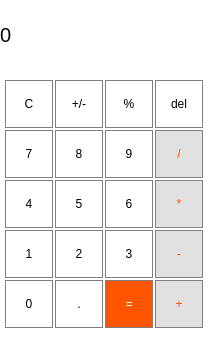
Qt form SummerWar/calculator/calculator.ui (MantiS33/studentcpp) before a commit.
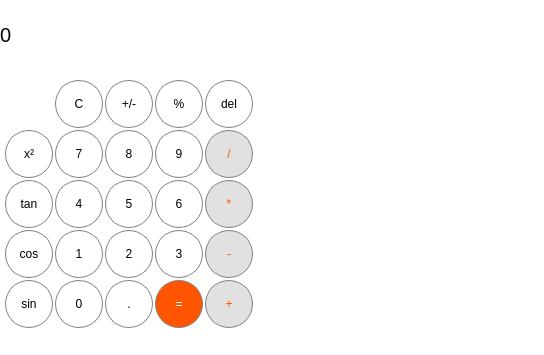
The same form after that commit.

```diff
--- a/SummerWar/calculator/calculator.ui
+++ b/SummerWar/calculator/calculator.ui
@@ -6,7 +6,7 @@
    <rect>
     <x>0</x>
     <y>0</y>
-    <width>208</width>
+    <width>544</width>
     <height>355</height>
    </rect>
   </property>
@@ -22,7 +22,7 @@
      <rect>
       <x>0</x>
       <y>0</y>
-      <width>195</width>
+      <width>250</width>
       <height>70</height>
      </rect>
     </property>
@@ -47,7 +47,7 @@
    <widget class="QPushButton" name="button_0">
     <property name="geometry">
      <rect>
-      <x>5</x>
+      <x>55</x>
       <y>280</y>
       <width>48</width>
       <height>48</height>
@@ -59,7 +59,7 @@
 background-color:white;
 color:black;
 border: 1px solid grey;
-
+border-radius: 24px;
 }
 
 QPushButton:pressed{
@@ -77,7 +77,7 @@
    <widget class="QPushButton" name="button_dot">
     <property name="geometry">
      <rect>
-      <x>55</x>
+      <x>105</x>
       <y>280</y>
       <width>48</width>
       <height>48</height>
@@ -89,6 +89,8 @@
 background-color:white;
 color:black;
 border: 1px solid grey;
+border-radius: 24px;
+
 
 }
 
@@ -106,7 +108,7 @@
    <widget class="QPushButton" name="button_plus">
     <property name="geometry">
      <rect>
-      <x>155</x>
+      <x>205</x>
       <y>280</y>
       <width>48</width>
       <height>48</height>
@@ -118,6 +120,7 @@
 background-color:rgb(225, 225, 225);
 border: 1px solid grey;
 color:rgb(255, 85, 0);
+border-radius: 24px;
 
 }
 
@@ -135,7 +138,7 @@
    <widget class="QPushButton" name="button_result">
     <property name="geometry">
      <rect>
-      <x>105</x>
+      <x>155</x>
       <y>280</y>
       <width>48</width>
       <height>48</height>
@@ -147,6 +150,7 @@
 background-color:rgb(255, 85, 0);
 border: 1px solid grey;
 color:white;
+border-radius: 24px;
 
 }
 
@@ -164,7 +168,7 @@
    <widget class="QPushButton" name="button_3">
     <property name="geometry">
      <rect>
-      <x>105</x>
+      <x>155</x>
       <y>230</y>
       <width>48</width>
       <height>48</height>
@@ -176,6 +180,7 @@
 background-color:white;
 color:black;
 border: 1px solid grey;
+border-radius: 24px;
 
 }
 
@@ -193,7 +198,7 @@
    <widget class="QPushButton" name="button_2">
     <property name="geometry">
      <rect>
-      <x>55</x>
+      <x>105</x>
       <y>230</y>
       <width>48</width>
       <height>48</height>
@@ -205,6 +210,7 @@
 background-color:white;
 color:black;
 border: 1px solid grey;
+border-radius: 24px;
 
 }
 
@@ -222,7 +228,7 @@
    <widget class="QPushButton" name="button_minus">
     <property name="geometry">
      <rect>
-      <x>155</x>
+      <x>205</x>
       <y>230</y>
       <width>48</width>
       <height>48</height>
@@ -234,6 +240,7 @@
 background-color:rgb(225, 225, 225);
 border: 1px solid grey;
 color:rgb(255, 85, 0);
+border-radius: 24px;
 
 }
 
@@ -251,7 +258,7 @@
    <widget class="QPushButton" name="button_1">
     <property name="geometry">
      <rect>
-      <x>5</x>
+      <x>55</x>
       <y>230</y>
       <width>48</width>
       <height>48</height>
@@ -263,7 +270,7 @@
 background-color:white;
 color:black;
 border: 1px solid grey;
-
+border-radius: 24px;
 }
 
 QPushButton:pressed{
@@ -280,7 +287,7 @@
    <widget class="QPushButton" name="button_6">
     <property name="geometry">
      <rect>
-      <x>105</x>
+      <x>155</x>
       <y>180</y>
       <width>48</width>
       <height>48</height>
@@ -292,6 +299,7 @@
 background-color:white;
 color:black;
 border: 1px solid grey;
+border-radius: 24px;
 
 }
 
@@ -309,7 +317,7 @@
    <widget class="QPushButton" name="button_5">
     <property name="geometry">
      <rect>
-      <x>55</x>
+      <x>105</x>
       <y>180</y>
       <width>48</width>
       <height>48</height>
@@ -321,6 +329,7 @@
 background-color:white;
 color:black;
 border: 1px solid grey;
+border-radius: 24px;
 
 }
 
@@ -338,7 +347,7 @@
    <widget class="QPushButton" name="button_mult">
     <property name="geometry">
      <rect>
-      <x>155</x>
+      <x>205</x>
       <y>180</y>
       <width>48</width>
       <height>48</height>
@@ -350,6 +359,7 @@
 background-color:rgb(225, 225, 225);
 border: 1px solid grey;
 color:rgb(255, 85, 0);
+border-radius: 24px;
 
 }
 
@@ -367,7 +377,7 @@
    <widget class="QPushButton" name="button_4">
     <property name="geometry">
      <rect>
-      <x>5</x>
+      <x>55</x>
       <y>180</y>
       <width>48</width>
       <height>48</height>
@@ -379,6 +389,7 @@
 background-color:white;
 color:black;
 border: 1px solid grey;
+border-radius: 24px;
 
 }
 
@@ -396,7 +407,7 @@
    <widget class="QPushButton" name="button_9">
     <property name="geometry">
      <rect>
-      <x>105</x>
+      <x>155</x>
       <y>130</y>
       <width>48</width>
       <height>48</height>
@@ -408,7 +419,7 @@
 background-color:white;
 color:black;
 border: 1px solid grey;
-
+border-radius: 24px;
 }
 
 QPushButton:pressed{
@@ -425,7 +436,7 @@
    <widget class="QPushButton" name="button_8">
     <property name="geometry">
      <rect>
-      <x>55</x>
+      <x>105</x>
       <y>130</y>
       <width>48</width>
       <height>48</height>
@@ -437,6 +448,7 @@
 background-color:white;
 color:black;
 border: 1px solid grey;
+border-radius: 24px;
 
 }
 
@@ -454,7 +466,7 @@
    <widget class="QPushButton" name="button_divide">
     <property name="geometry">
      <rect>
-      <x>155</x>
+      <x>205</x>
       <y>130</y>
       <width>48</width>
       <height>48</height>
@@ -466,7 +478,7 @@
 background-color:rgb(225, 225, 225);
 border: 1px solid grey;
 color:rgb(255, 85, 0);
-
+border-radius: 24px;
 }
 
 QPushButton:pressed{
@@ -483,7 +495,7 @@
    <widget class="QPushButton" name="button_7">
     <property name="geometry">
      <rect>
-      <x>5</x>
+      <x>55</x>
       <y>130</y>
       <width>48</width>
       <height>48</height>
@@ -495,6 +507,7 @@
 background-color:white;
 color:black;
 border: 1px solid grey;
+border-radius: 24px;
 
 }
 
@@ -512,7 +525,7 @@
    <widget class="QPushButton" name="button_percent">
     <property name="geometry">
      <rect>
-      <x>105</x>
+      <x>155</x>
       <y>80</y>
       <width>48</width>
       <height>48</height>
@@ -524,7 +537,7 @@
 background-color:white;
 color:black;
 border: 1px solid grey;
-
+border-radius: 24px;
 }
 
 QPushButton:pressed{
@@ -541,7 +554,7 @@
    <widget class="QPushButton" name="button_PlusMinus">
     <property name="geometry">
      <rect>
-      <x>55</x>
+      <x>105</x>
       <y>80</y>
       <width>48</width>
       <height>48</height>
@@ -553,7 +566,7 @@
 background-color:white;
 color:black;
 border: 1px solid grey;
-
+border-radius: 24px;
 }
 
 QPushButton:pressed{
@@ -570,7 +583,7 @@
    <widget class="QPushButton" name="button_del">
     <property name="geometry">
      <rect>
-      <x>155</x>
+      <x>205</x>
       <y>80</y>
       <width>48</width>
       <height>48</height>
@@ -582,7 +595,7 @@
 background-color:white;
 color:black;
 border: 1px solid grey;
-
+border-radius: 24px;
 }
 
 QPushButton:pressed{
@@ -599,7 +612,7 @@
    <widget class="QPushButton" name="button_clear">
     <property name="geometry">
      <rect>
-      <x>5</x>
+      <x>55</x>
       <y>80</y>
       <width>48</width>
       <height>48</height>
@@ -611,7 +624,7 @@
 background-color:white;
 color:black;
 border: 1px solid grey;
-
+border-radius: 24px;
 }
 
 QPushButton:pressed{
@@ -625,6 +638,125 @@
      <string>C</string>
     </property>
    </widget>
+   <widget class="QPushButton" name="button_tan">
+    <property name="geometry">
+     <rect>
+      <x>5</x>
+      <y>180</y>
+      <width>48</width>
+      <height>48</height>
+     </rect>
+    </property>
+    <property name="styleSheet">
+     <string notr="true">QPushButton{
+
+background-color:white;
+color:black;
+border: 1px solid grey;
+border-radius: 24px;
+
+}
+
+QPushButton:pressed{
+
+background-color: qlineargradient(x1: 0, y1: 0, x2: 0, y1: 1, stop:0 #dadbde, stop:1 #f6f7fa);
+
+
+}</string>
+    </property>
+    <property name="text">
+     <string>tan</string>
+    </property>
+   </widget>
+   <widget class="QPushButton" name="button_cos">
+    <property name="geometry">
+     <rect>
+      <x>5</x>
+      <y>230</y>
+      <width>48</width>
+      <height>48</height>
+     </rect>
+    </property>
+    <property name="styleSheet">
+     <string notr="true">QPushButton{
+
+background-color:white;
+color:black;
+border: 1px solid grey;
+border-radius: 24px;
+}
+
+QPushButton:pressed{
+
+background-color: qlineargradient(x1: 0, y1: 0, x2: 0, y1: 1, stop:0 #dadbde, stop:1 #f6f7fa);
+
+
+}</string>
+    </property>
+    <property name="text">
+     <string>cos</string>
+    </property>
+   </widget>
+   <widget class="QPushButton" name="button_sqr">
+    <property name="geometry">
+     <rect>
+      <x>5</x>
+      <y>130</y>
+      <width>48</width>
+      <height>48</height>
+     </rect>
+    </property>
+    <property name="styleSheet">
+     <string notr="true">QPushButton{
+
+background-color:white;
+color:black;
+border: 1px solid grey;
+border-radius: 24px;
+
+}
+
+QPushButton:pressed{
+
+background-color: qlineargradient(x1: 0, y1: 0, x2: 0, y1: 1, stop:0 #dadbde, stop:1 #f6f7fa);
+
+
+}</string>
+    </property>
+    <property name="text">
+     <string>x²</string>
+    </property>
+   </widget>
+   <widget class="QPushButton" name="button_sin">
+    <property name="geometry">
+     <rect>
+      <x>5</x>
+      <y>280</y>
+      <width>48</width>
+      <height>48</height>
+     </rect>
+    </property>
+    <property name="styleSheet">
+     <string notr="true">QPushButton{
+
+background-color:white;
+color:black;
+border: 1px solid grey;
+border-radius: 24px;
+}
+
+QPushButton:pressed{
+
+background-color: qlineargradient(x1: 0, y1: 0, x2: 0, y1: 1, stop:0 #dadbde, stop:1 #f6f7fa);
+
+
+}
+</string>
+    </property>
+    <property name="text">
+     <string>sin</string>
+    </property>
+   </widget>
   </widget>
   <widget class="QMenuBar" name="menuBar">
    <property name="geometry">
```
Left out of the diff: 5 changed lines with no effect on the pictures.
